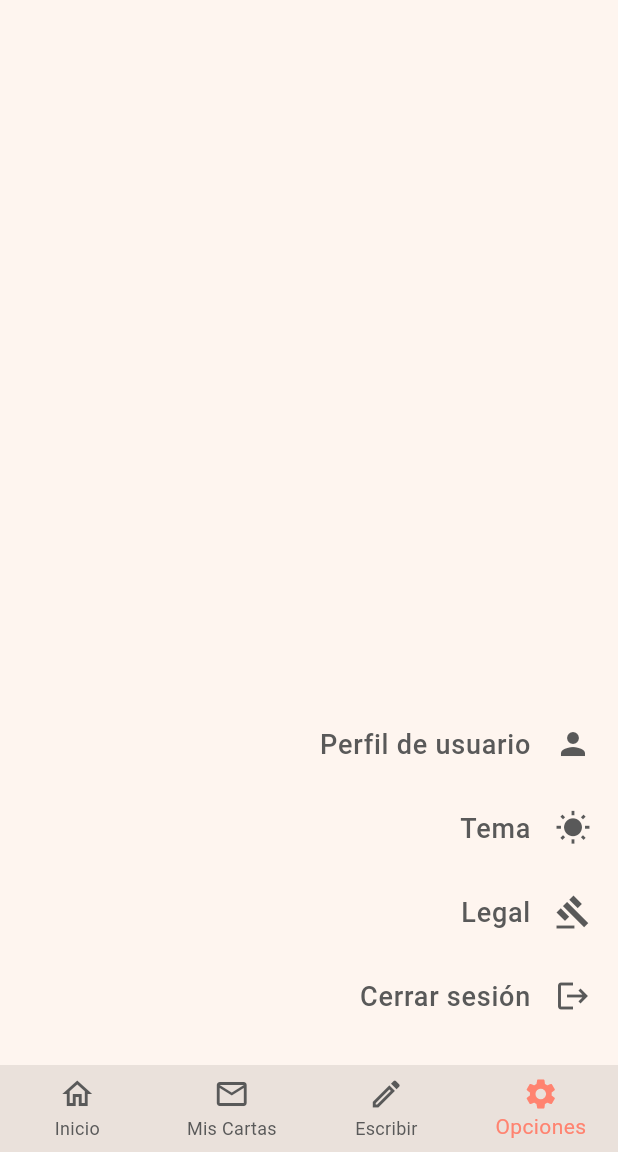
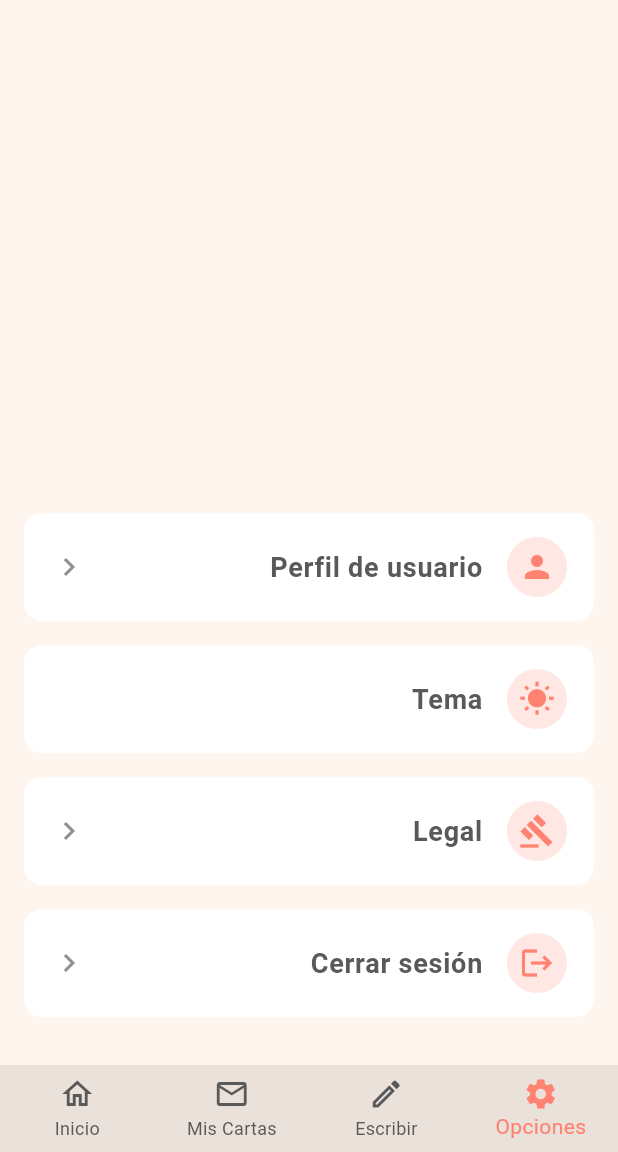
Before and after one commit to ruferson/scriftes_project, a Flutter app: the screen it shows once a user with an empty profile is signed in, item 4 of the bottom bar chosen, on a phone screen of 412 x 824 dp, the part 84-1236 px from its top. Run offline on Flutter 3.47's test engine with Material 3 defaults, Android fonts, the phone set to English and light mode, and no system bars; our stand-ins replace cloud_firestore, firebase_auth, firebase_core, flutter_map, latlong2, shared_preferences; missing offline and left inert: flutter_quill; accounts and stored records are empty; network calls fail.

Commit message:
FEAT: Better settings

```diff
--- a/lib/screens/screen_bar.dart
+++ b/lib/screens/screen_bar.dart
@@ -19,10 +19,12 @@ class ScriftesScreenBar extends StatelessWidget {
     return AppBar(
       centerTitle: true,
       toolbarHeight: toolbarHeight,
-      backgroundColor:
-          ColorRepository.getColor(ColorName.barColor, controller.themeMode),
+      backgroundColor: ColorRepository.getColor(
+          ColorName.barColor, controller.themeMode),
       title: Text(title),
+      elevation: 0,
       automaticallyImplyLeading: true,
+      scrolledUnderElevation: 0,
     );
   }
 }
--- a/lib/screens/settings/settings_view.dart
+++ b/lib/screens/settings/settings_view.dart
@@ -13,25 +13,21 @@ class SettingsView extends StatelessWidget {
 
   @override
   Widget build(BuildContext context) {
+    final theme = controller.themeMode;
+    final isDark = theme == ThemeMode.dark;
+
     return Scaffold(
-      backgroundColor: ColorRepository.getColor(
-        ColorName.primaryColor,
-        controller.themeMode,
-      ),
+      backgroundColor: ColorRepository.getColor(ColorName.primaryColor, theme),
       body: ListenableBuilder(
         listenable: controller,
-        builder: (BuildContext context, Widget? child) {
-          final isDark = controller.themeMode == ThemeMode.dark;
-
-          return Center(
-            child: Padding(
-              padding: const EdgeInsets.all(18),
+        builder: (context, _) {
+          return Padding(
+            padding: const EdgeInsets.symmetric(horizontal: 16, vertical: 24),
             child: Column(
               mainAxisAlignment: MainAxisAlignment.end,
-                crossAxisAlignment: CrossAxisAlignment.end,
+              crossAxisAlignment: CrossAxisAlignment.stretch,
               children: [
-                  buildSettingsTile(
-                    context: context,
+                buildSettingsCard(
                   icon: Icons.person,
                   label: 'Perfil de usuario',
                   onTap: () => Navigator.of(context).push(
@@ -39,18 +35,19 @@ class SettingsView extends StatelessWidget {
                       builder: (_) => ProfileView(controller: controller),
                     ),
                   ),
+                  theme: theme,
                 ),
-                  buildSettingsTile(
-                    context: context,
-                    icon: isDark ? Icons.nightlight : Icons.wb_sunny,
+                buildSettingsCard(
+                  icon: isDark ? Icons.nightlight_round : Icons.wb_sunny,
                   label: 'Tema',
                   onTap: () {
                     final newMode = isDark ? ThemeMode.light : ThemeMode.dark;
                     controller.updateThemeMode(newMode);
                   },
+                  theme: theme,
+                  showChevron: false, // Sin chevron para Tema
                 ),
-                  buildSettingsTile(
-                    context: context,
+                buildSettingsCard(
                   icon: Icons.gavel,
                   label: 'Legal',
                   onTap: () => Navigator.of(context).push(
@@ -58,15 +55,15 @@ class SettingsView extends StatelessWidget {
                       builder: (_) => LegalView(controller: controller),
                     ),
                   ),
+                  theme: theme,
                 ),
-                  buildSettingsTile(
-                    context: context,
+                buildSettingsCard(
                   icon: Icons.logout,
                   label: 'Cerrar sesión',
-                    onTap: () async => await FirebaseAuth.instance.signOut(),
+                  onTap: () => _confirmSignOut(context),
+                  theme: theme,
                 ),
               ],
-              ),
             ),
           );
         },
@@ -74,38 +71,77 @@ class SettingsView extends StatelessWidget {
     );
   }
 
-Widget buildSettingsTile({
-  required BuildContext context,
+  Widget buildSettingsCard({
     required IconData icon,
     required String label,
     required VoidCallback onTap,
+    required ThemeMode theme,
+    bool showChevron = true, // Por defecto true
   }) {
-  return Directionality(
-    textDirection: TextDirection.rtl, // Invertimos el orden: icono a la derecha
+    return Card(
+      margin: const EdgeInsets.symmetric(vertical: 8),
+      shape: RoundedRectangleBorder(borderRadius: BorderRadius.circular(12)),
+      color: ColorRepository.getColor(ColorName.white, theme),
+      elevation: 0,
+      child: Directionality(
+        textDirection: TextDirection.rtl,
         child: ListTile(
-      contentPadding: const EdgeInsets.symmetric(horizontal: 0),
-      leading: Icon(
-        icon,
-        color: ColorRepository.getColor(
-          ColorName.textColor,
-          controller.themeMode,
+          shape: RoundedRectangleBorder(
+            borderRadius: BorderRadius.circular(12), // el radio que quieras
           ),
+          contentPadding:
+              const EdgeInsets.symmetric(horizontal: 18, vertical: 8),
+          leading: CircleAvatar(
+            radius: 20,
+            backgroundColor:
+                ColorRepository.getColor(ColorName.transpSpecialColor, theme),
+            child: Icon(icon,
+                color: ColorRepository.getColor(ColorName.specialColor, theme)),
           ),
           title: Text(
             label,
             textAlign: TextAlign.right,
             style: TextStyle(
               fontSize: 18,
-          fontWeight: FontWeight.w500,
-          color: ColorRepository.getColor(
-            ColorName.textColor,
-            controller.themeMode,
+              fontWeight: FontWeight.w600,
+              color: ColorRepository.getColor(ColorName.textColor, theme),
             ),
           ),
+          trailing: showChevron
+              ? Icon(
+                  Icons.chevron_left,
+                  color: ColorRepository.getColor(
+                      ColorName.secondaryTextColor, theme),
+                )
+              : null,
+          onTap: onTap,
         ),
-      onTap: onTap,
       ),
     );
   }
+}
 
+void _confirmSignOut(BuildContext context) {
+  showDialog(
+    context: context,
+    builder: (context) {
+      return AlertDialog(
+        title: const Text('¿Cerrar sesión?'),
+        content: const Text('¿Estás seguro de que quieres cerrar sesión?'),
+        actions: [
+          TextButton(
+            onPressed: () => Navigator.of(context).pop(),
+            child: const Text('Cancelar'),
+          ),
+          TextButton(
+            onPressed: () async {
+              Navigator.of(context).pop();
+              await FirebaseAuth.instance.signOut();
+            },
+            child: const Text('Cerrar sesión'),
+          ),
+        ],
+      );
+    },
+  );
 }
--- a/lib/screens/writing/writing_letter.dart
+++ b/lib/screens/writing/writing_letter.dart
@@ -227,7 +227,7 @@ class _WritingAreaContentState extends State<WritingAreaContent> {
                     borderRadius: BorderRadius.circular(6),
                   ),
                   backgroundColor: ColorRepository.getColor(
-                      ColorName.primaryColor,
+                      ColorName.barColor,
                       widget.widget.controller.themeMode),
                   overlayColor: ColorRepository.getColor(
                       ColorName.secondaryTextColor,
--- a/lib/theme.dart
+++ b/lib/theme.dart
@@ -63,39 +63,48 @@ class AppTheme {
       ),
       dialogTheme: DialogTheme(
         backgroundColor: ColorRepository.getColor(
-          ColorName.secondaryColor,
+          ColorName.white,
           mode,
         ),
+        shape: RoundedRectangleBorder(
+          borderRadius: BorderRadius.circular(16),
+        ),
         titleTextStyle: TextStyle(
+          fontSize: 20,
+          fontWeight: FontWeight.bold,
           color: ColorRepository.getColor(
             ColorName.textColor,
             mode,
           ),
-          fontSize: 20,
-          fontWeight: FontWeight.bold,
         ),
         contentTextStyle: TextStyle(
+          fontSize: 16,
           color: ColorRepository.getColor(
-            ColorName.textColor,
+            ColorName.secondaryTextColor,
             mode,
           ),
-          fontSize: 16,
         ),
       ),
       textButtonTheme: TextButtonThemeData(
         style: ButtonStyle(
-          overlayColor: WidgetStateProperty.resolveWith<Color>((states) {
-            return ColorRepository.getColor(
+          overlayColor: WidgetStateProperty.resolveWith<Color>(
+            (states) => ColorRepository.getColor(
               ColorName.transpSpecialColor,
               mode,
-            );
-          }),
-          foregroundColor: WidgetStateProperty.resolveWith<Color>((states) {
-            return ColorRepository.getColor(
+            ),
+          ),
+          foregroundColor: WidgetStateProperty.resolveWith<Color>(
+            (states) => ColorRepository.getColor(
               ColorName.textColor,
               mode,
-            );
-          }),
+            ),
+          ),
+          textStyle: WidgetStateProperty.resolveWith<TextStyle>(
+            (states) => const TextStyle(
+              fontWeight: FontWeight.w600,
+              fontSize: 16,
+            ),
+          ),
         ),
       ),
     );
--- a/lib/themes/color_repository.dart
+++ b/lib/themes/color_repository.dart
@@ -3,6 +3,7 @@ import 'package:flutter/material.dart';
 enum ColorName {
   fullBlack,
   white,
+  fullWhite,
   primaryColor,
   secondaryColor,
   textColor,
@@ -11,12 +12,14 @@ enum ColorName {
   transpSpecialColor,
   brownTextColor,
   barColor,
+  buttonSoftColor,
 }
 
 class ColorRepository {
   static final _lightColors = {
     ColorName.fullBlack: const Color.fromARGB(255, 0, 0, 0),
     ColorName.white: const Color(0xFFFFFFFF),
+    ColorName.fullWhite: const Color(0xFFFFFFFF),
     ColorName.primaryColor: const Color(0xFFFEF5EF),
     ColorName.secondaryColor: const Color.fromARGB(255, 255, 248, 229),
     ColorName.textColor: const Color(0xFF595959),
@@ -25,11 +28,13 @@ class ColorRepository {
     ColorName.transpSpecialColor: const Color.fromARGB(50, 255, 131, 112),
     ColorName.brownTextColor: const Color(0xFFA52A2A),
     ColorName.barColor: const Color(0xFFEAE1DB),
+    ColorName.buttonSoftColor: const Color(0xFFE08A5E),
   };
 
   static final _darkColors = {
     ColorName.fullBlack: const Color.fromARGB(255, 255, 255, 255),
     ColorName.white: const Color(0xFF474747),
+    ColorName.fullWhite: const Color(0xFFFFFFFF),
     ColorName.primaryColor: const Color(0xFF212121),
     ColorName.secondaryColor: const Color(0xFF303030),
     ColorName.textColor: const Color(0xFFEEEEEE),
@@ -38,6 +43,7 @@ class ColorRepository {
     ColorName.transpSpecialColor: const Color.fromARGB(50, 200, 83, 41),
     ColorName.brownTextColor: const Color(0xFF8B4513),
     ColorName.barColor: const Color(0xFF3C3C3C),
+    ColorName.buttonSoftColor: const Color(0xFFA55A36),
   };
 
   static Color getColor(ColorName colorName, ThemeMode themeMode) {
```
Also changed, not shown: lib/screens/settings/legal_view.dart (+150 -108 lines), lib/screens/settings/location_picker.dart (renamed from lib/utils/location_picker.dart, +22 -9 lines), lib/screens/settings/profile_view.dart (+146 -130 lines). Lines whose indentation alone changed are shown as unchanged.
